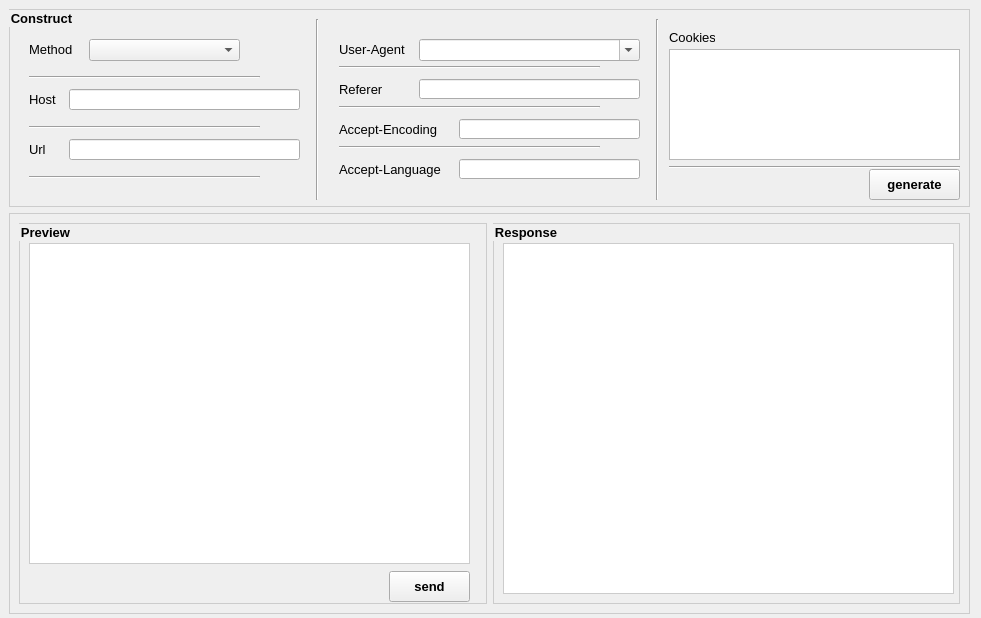
Qt form composer.ui (byron90/webdebug) before a commit.
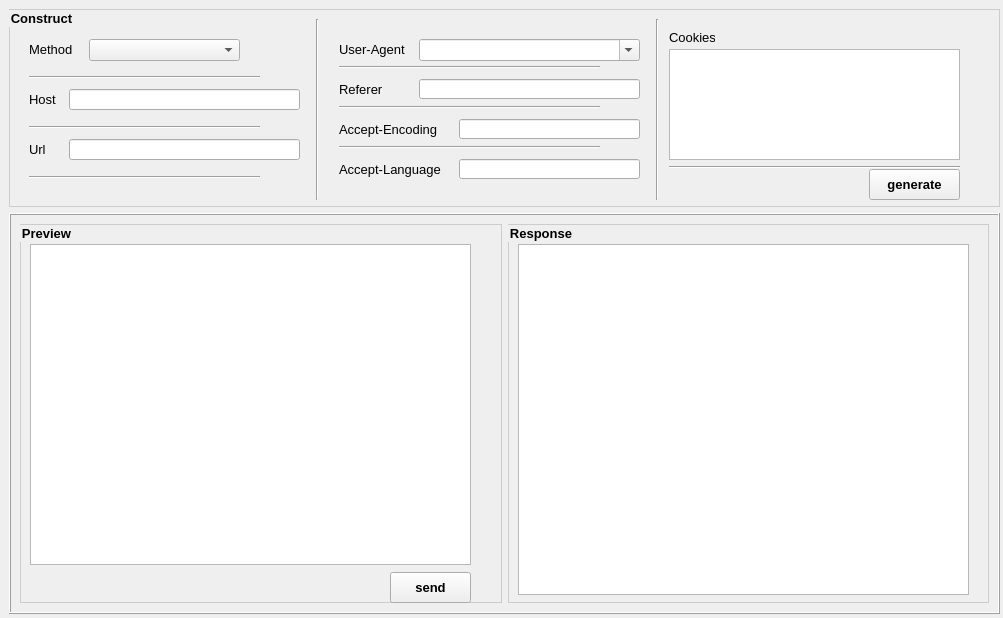
The same form after that commit.

```diff
--- a/composer.ui
+++ b/composer.ui
@@ -6,7 +6,7 @@
    <rect>
     <x>0</x>
     <y>0</y>
-    <width>981</width>
+    <width>1003</width>
     <height>618</height>
    </rect>
   </property>
@@ -23,7 +23,7 @@
     <rect>
      <x>9</x>
      <y>9</y>
-     <width>961</width>
+     <width>991</width>
      <height>198</height>
     </rect>
    </property>
@@ -504,7 +504,7 @@
     <rect>
      <x>9</x>
      <y>213</y>
-     <width>961</width>
+     <width>991</width>
      <height>401</height>
     </rect>
    </property>
@@ -520,10 +520,10 @@
     </font>
    </property>
    <property name="styleSheet">
-    <string notr="true">QFrame{border: 1px solid #ccc}</string>
+    <string notr="true"/>
    </property>
    <property name="frameShape">
-    <enum>QFrame::StyledPanel</enum>
+    <enum>QFrame::Box</enum>
    </property>
    <property name="frameShadow">
     <enum>QFrame::Raised</enum>
```
